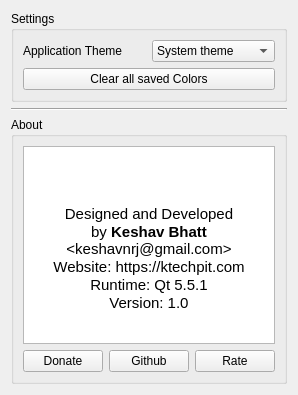
Old version of the form settings.ui in the repository keshavbhatt/ColorPicker.
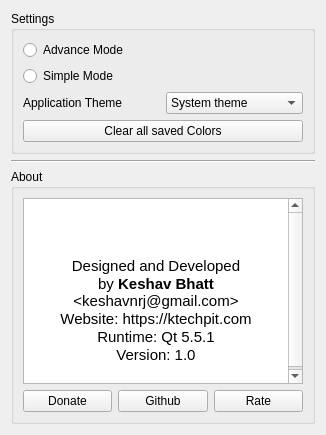
New version of the form. Icons and pictures are not drawn.

Commit message: mode switch settings in settings dialog

```diff
--- a/settings.ui
+++ b/settings.ui
@@ -6,8 +6,8 @@
    <rect>
     <x>0</x>
     <y>0</y>
-    <width>288</width>
-    <height>395</height>
+    <width>326</width>
+    <height>435</height>
    </rect>
   </property>
   <property name="windowTitle">
@@ -20,6 +20,20 @@
       <string>Settings</string>
      </property>
      <layout class="QVBoxLayout" name="verticalLayout_3">
+      <item>
+       <widget class="QRadioButton" name="advance">
+        <property name="text">
+         <string>Advance Mode</string>
+        </property>
+       </widget>
+      </item>
+      <item>
+       <widget class="QRadioButton" name="simple">
+        <property name="text">
+         <string>Simple Mode</string>
+        </property>
+       </widget>
+      </item>
       <item>
        <layout class="QHBoxLayout" name="horizontalLayout">
         <item>
```
The commit also changes 2 other files.
